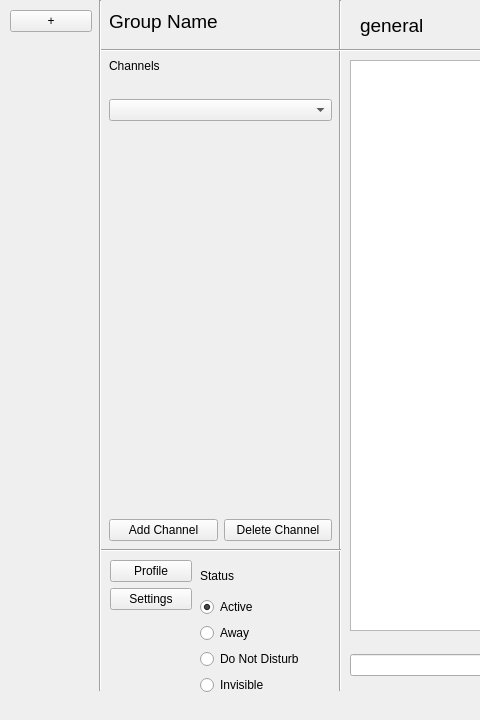
The window that Project Implementation/Messaging App Codebase/forms/mainwindow.ui (Hannah-Ashna/Messaging-Application) describes before a commit, drawn with Qt 5; both pictures show x 0 to 480 and y 0 to 720 of the 1280 by 720 pixel window.
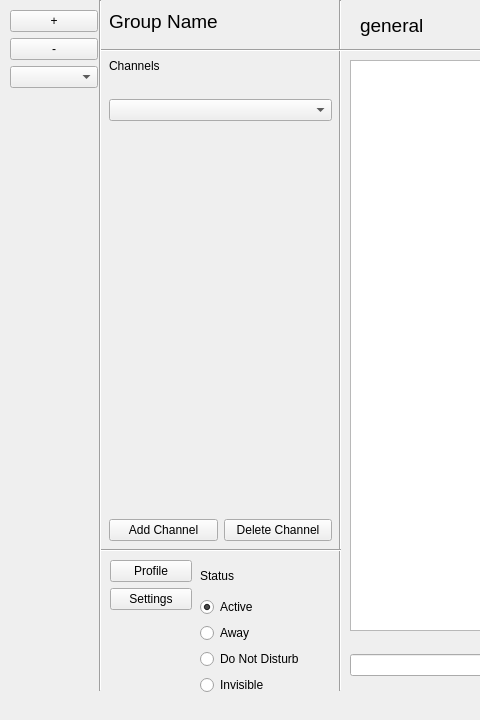
The same window after the commit.

What changed in the file:
```diff
--- a/Project Implementation/Messaging App Codebase/forms/mainwindow.ui
+++ b/Project Implementation/Messaging App Codebase/forms/mainwindow.ui
@@ -628,7 +628,7 @@
        <rect>
         <x>10</x>
         <y>10</y>
-        <width>82</width>
+        <width>88</width>
         <height>681</height>
        </rect>
       </property>
@@ -640,6 +640,16 @@
          </property>
         </widget>
        </item>
+       <item>
+        <widget class="QPushButton" name="deleteRoomButton">
+         <property name="text">
+          <string>-</string>
+         </property>
+        </widget>
+       </item>
+       <item>
+        <widget class="QComboBox" name="roomDropDown"/>
+       </item>
        <item>
         <spacer name="verticalSpacer">
          <property name="orientation">
```
Left out of the diff: 2 changed lines with no effect on the pictures.
